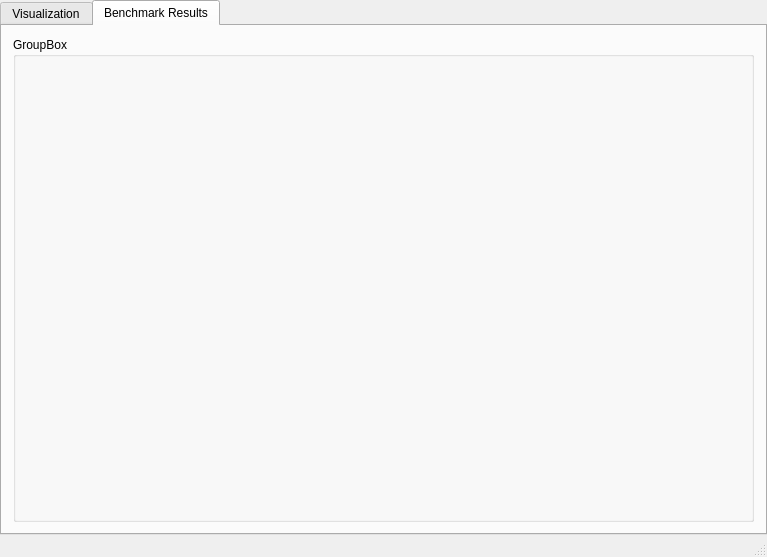
This is tspgui/tspgui/mainwindow.ui in znjRoLS/tsp-heuristic-analysis as Qt 5 draws it before an edit. The edited form follows.
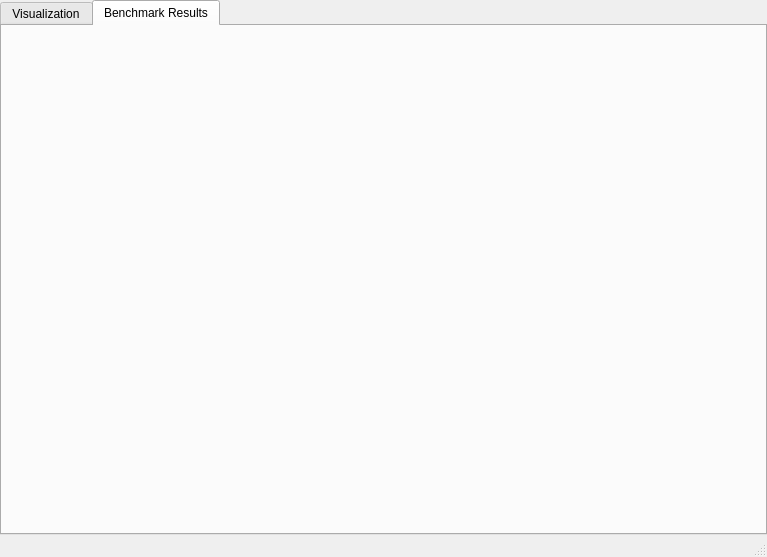
This is the edited form. The open tabs and pages were chosen to show the change. Custom widgets are drawn as their Qt base class.

Commit message: Minor UX namings change

The edit to the form file:
```diff
--- a/tspgui/tspgui/mainwindow.ui
+++ b/tspgui/tspgui/mainwindow.ui
@@ -730,11 +730,7 @@
        </attribute>
        <layout class="QGridLayout" name="gridLayout">
         <item row="0" column="0">
-         <widget class="QGroupBox" name="groupBox_10">
-          <property name="title">
-           <string>GroupBox</string>
-          </property>
-         </widget>
+         <widget class="QWidget" name="group_benchmarks" native="true"/>
         </item>
        </layout>
       </widget>
```
Left out of the diff: 70 changed lines with no effect on the pictures.
